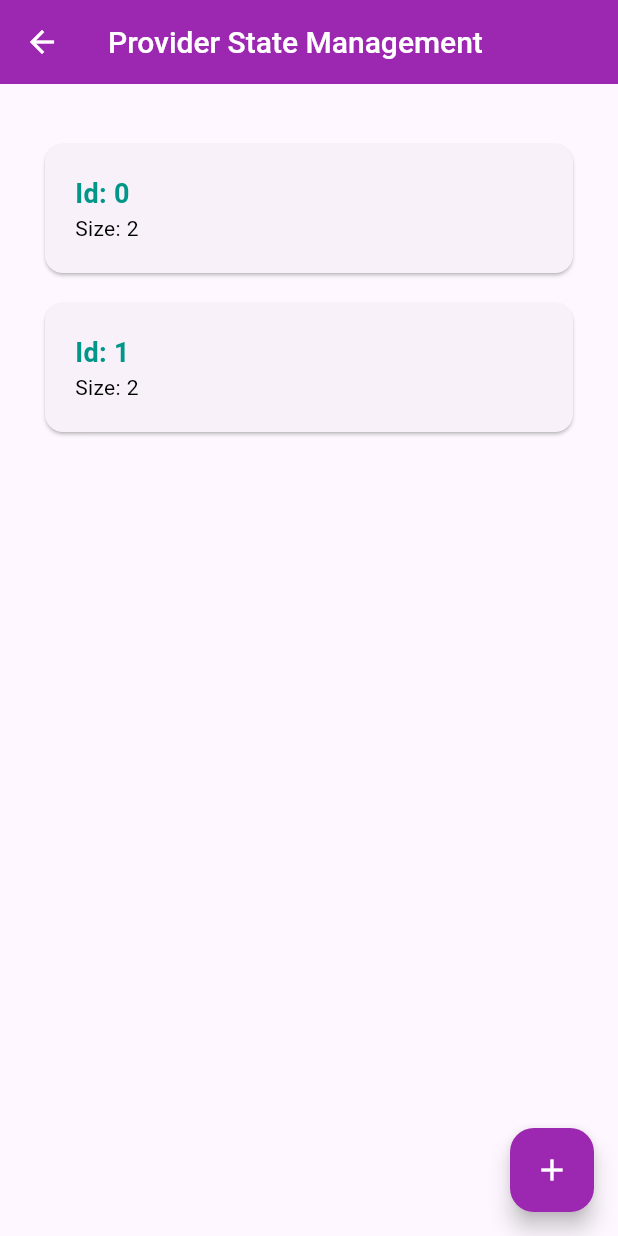
After one commit to ashik0024/test_flutter, a Flutter app: the ExampleProvider screen opened directly, after a tap on the "add" icon, on a phone screen of 412 x 824 dp. The commit adds this screen. Run offline on Flutter 3.47's test engine with Material 3 defaults, Android fonts, the light colour scheme and no system bars; our stand-ins replace lottie, shared_preferences; accounts and stored records are empty.

Commit message:
provider state management

```diff
--- a/lib/main.dart
+++ b/lib/main.dart
@@ -1,12 +1,14 @@
 import 'package:flutter/material.dart';
+import 'package:provider/provider.dart';
 import 'package:test_flutter_001/views/data/notifiers.dart';
+import 'package:test_flutter_001/views/data/number_list_provider.dart';
 import 'package:test_flutter_001/views/pages/WelcomePage.dart';
 import 'package:test_flutter_001/views/widget_tree.dart';
 import 'package:shared_preferences/shared_preferences.dart';
 import 'package:test_flutter_001/views/widgets/ConstantValues.dart';
 
 void main() {
-  runApp(const MyApp());
+  runApp(ChangeNotifierProvider(create: (_)=> NumberListProvider(),child: MyApp()));
 }
 
 
--- /dev/null
+++ b/lib/views/data/number_list_provider.dart
@@ -0,0 +1,16 @@
+
+import 'package:flutter/cupertino.dart';
+
+class NumberListProvider extends ChangeNotifier{
+
+  List<int> data=[0];
+
+  void addNumber(){
+
+    data.add(
+        data.elementAt(data.length-1)+1
+    );
+    notifyListeners();
+  }
+
+}
--- /dev/null
+++ b/lib/views/pages/example_provider.dart
@@ -0,0 +1,61 @@
+import 'package:flutter/material.dart';
+import 'package:provider/provider.dart';
+import 'package:test_flutter_001/views/data/number_list_provider.dart';
+import 'package:test_flutter_001/views/pages/CardItem.dart';
+
+class ExampleProvider extends StatefulWidget {
+  const ExampleProvider({super.key});
+
+  @override
+  State<ExampleProvider> createState() => _ExampleProviderState();
+}
+
+class _ExampleProviderState extends State<ExampleProvider> {
+  @override
+  Widget build(BuildContext context) {
+
+    return Consumer<NumberListProvider>(
+
+      builder: (BuildContext context, NumberListProvider value, Widget? child) {
+        return Scaffold(
+            appBar: AppBar(
+                title: Text(
+                  "Provider State Management",
+                  style: TextStyle(
+                    fontSize: 20,
+                    fontWeight: FontWeight.w500,
+                    color: Colors.white,
+                  ),
+                ),
+
+                backgroundColor: Colors.purple,
+                iconTheme: const IconThemeData(
+                  color: Colors.white, // Change back button color here
+                )
+            ),
+            floatingActionButton: FloatingActionButton(
+              onPressed: (){
+                  value.addNumber();
+              },
+              backgroundColor: Colors.purple,
+              child: const Icon(Icons.add,color: Colors.white,),
+            ),
+            body:   Container(
+              padding: EdgeInsets.symmetric(horizontal: 20.0,vertical: 30.0),
+              child: ListView.builder(
+                  itemCount: value.data.length,
+                  itemBuilder: (context,index){
+                    return CardItem(
+                      title: "Id: "+value.data.elementAt(index).toString(),
+                      description: "Size: "+ value.data.length.toString(),
+                    );
+                  }),
+
+            )
+
+        );
+      }
+
+    );
+  }
+}
--- a/lib/views/pages/search.dart
+++ b/lib/views/pages/search.dart
@@ -38,11 +38,14 @@ class _SearchPageState extends State<SearchPage> {
         builder: (context, snapshot){
           if (snapshot.connectionState == ConnectionState.waiting) {
             return const Center(child: CircularProgressIndicator());
-          } else if (snapshot.hasError) {
-            return Center(child: Text('❌ Error: ${snapshot.error}'));
-          } else if (!snapshot.hasData || snapshot.data!.isEmpty) {
+          }
+          else if (snapshot.hasError) {
+            return Center(child: Text('Error: ${snapshot.error}'));
+          }
+          else if (!snapshot.hasData || snapshot.data!.isEmpty) {
             return const Center(child: Text('No data found'));
           }
+
           // Data is ready
           final posts = snapshot.data!;
           return ListView.builder(
--- a/lib/views/widgets/drawer_end_widget.dart
+++ b/lib/views/widgets/drawer_end_widget.dart
@@ -2,6 +2,7 @@ import 'package:flutter/material.dart';
 import 'package:test_flutter_001/views/data/notifiers.dart';
 import 'package:shared_preferences/shared_preferences.dart';
 
+import '../pages/example_provider.dart';
 import '../pages/settings.dart';
 import 'ConstantValues.dart';
 
@@ -99,7 +100,15 @@ class _EndDrawerWidgetState extends State<EndDrawerWidget> with SingleTickerProv
                           // Navigator.pop(context);
                         },
                       ),
-
+                      ListTile(
+                        leading: Icon(Icons.add),
+                        title: Text("Provider Example"),
+                        onTap: (){
+                          Navigator.of(context).push(MaterialPageRoute(builder: (context){
+                            return ExampleProvider();
+                          }));
+                        },
+                      ),
 
                       Spacer(),
 
--- a/pubspec.yaml
+++ b/pubspec.yaml
@@ -37,6 +37,7 @@ dependencies:
   shared_preferences: ^2.5.3
   lottie: ^3.1.0
   http: ^1.2.2
+  provider: ^6.1.2
 
 dev_dependencies:
   flutter_test:
```
Also changed, not shown: pubspec.lock.
